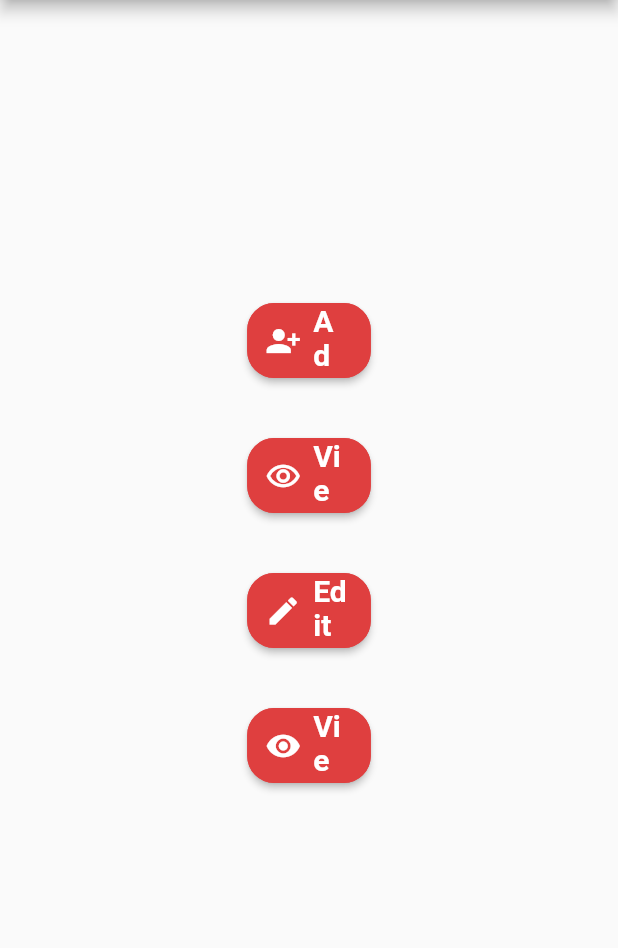
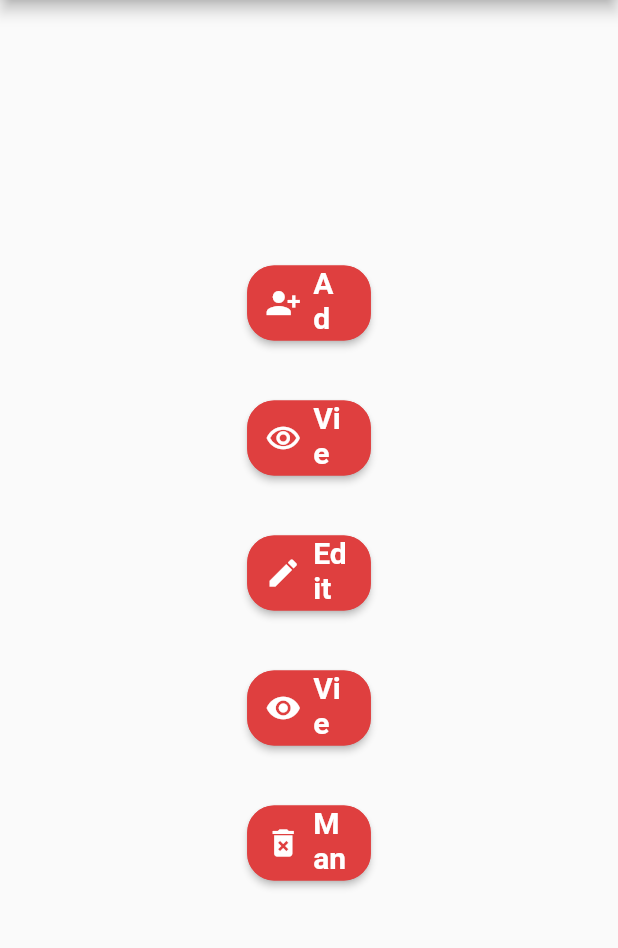
Before and after one commit to Aboli-Jadhav/flutter_iap_project, a Flutter app: the adminHome_Page screen opened directly, on a phone screen of 412 x 824 dp, the part 90-1038 px from its top. Run offline on Flutter 3.47's test engine with Material 2 defaults, Android fonts, the phone set to English and light mode, and no system bars.

Commit message:
Small Changes

```diff
--- a/lib/adminHome_Page.dart
+++ b/lib/adminHome_Page.dart
@@ -165,6 +165,37 @@ class _adminHome_PageState extends State<adminHome_Page> {
                 ),
                 SizedBox(height: 40,),
 
+
+                Container(
+                  width: 0.2 * MediaQuery.of(context).size.width,
+                  height:50.0,
+                  child: ElevatedButton.icon(
+                    style: ButtonStyle(
+
+                      backgroundColor: MaterialStateProperty.all<Color>(backred),
+                      shape: MaterialStateProperty.all<RoundedRectangleBorder>(
+                        RoundedRectangleBorder(
+                            borderRadius: BorderRadius.circular(18.0),
+                            side: BorderSide(color: backred)
+                        ),),
+                    ),
+                    onPressed: () {  },
+                    icon: Icon(
+                      Icons.delete_forever,
+                      color: Colors.white,
+                      size: 24.0,
+                    ),
+                    label: Text(
+                      "Manage Scrap",
+                      style: TextStyle(
+                        color: Colors.white,
+                        fontSize: 20.0,
+                        fontWeight: FontWeight.bold,
+                      ),
+                    ),
+
+                  ),
+                ),
               ]
           ),
         ),
--- a/lib/adminHome_Profile.dart
+++ b/lib/adminHome_Profile.dart
@@ -85,7 +85,7 @@ class _adminHome_ProfileState extends State<adminHome_Profile> {
                     onPressed: () {  },
 
                     label: Text(
-                      "View AdminList",
+                      "Log Out",
                       style: TextStyle(
                         color: Colors.white,
                         fontSize: 20.0,
--- a/lib/adminLogin.dart
+++ b/lib/adminLogin.dart
@@ -1,4 +1,5 @@
 import 'package:flutter/material.dart';
+import 'package:flutter_iap_project/adminHomeScreen.dart';
 
 class adminLogin extends StatefulWidget {
   const adminLogin({Key? key}) : super(key: key);
@@ -88,7 +89,10 @@ class _adminLoginState extends State<adminLogin> {
                       style: ButtonStyle(
                         backgroundColor: MaterialStateProperty.all<Color>(backred),
                       ),
-                      onPressed: () {  },
+                      onPressed: ()
+                      {
+                        Navigator.popAndPushNamed(context, '/adminHome');
+                      },
                       child: Text(
                         "Login",
                         style: TextStyle(
```
Also changed, not shown: lib/LoginOptionScrn.dart (+7 -4 lines), lib/main.dart (+9 -1 lines).
